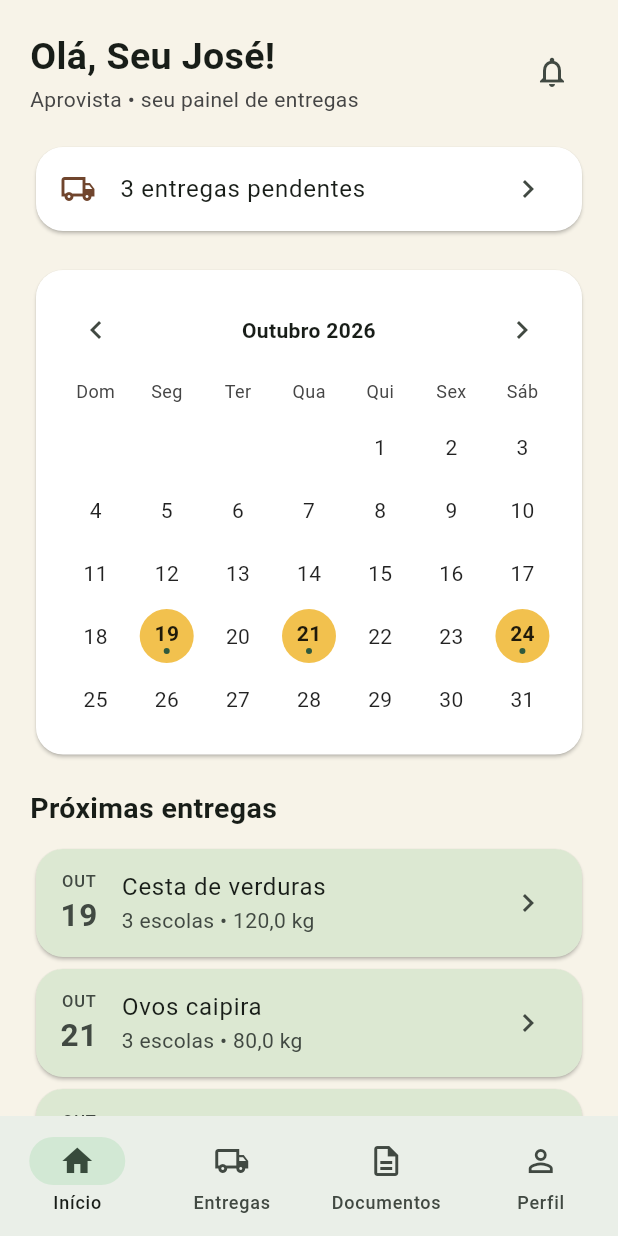
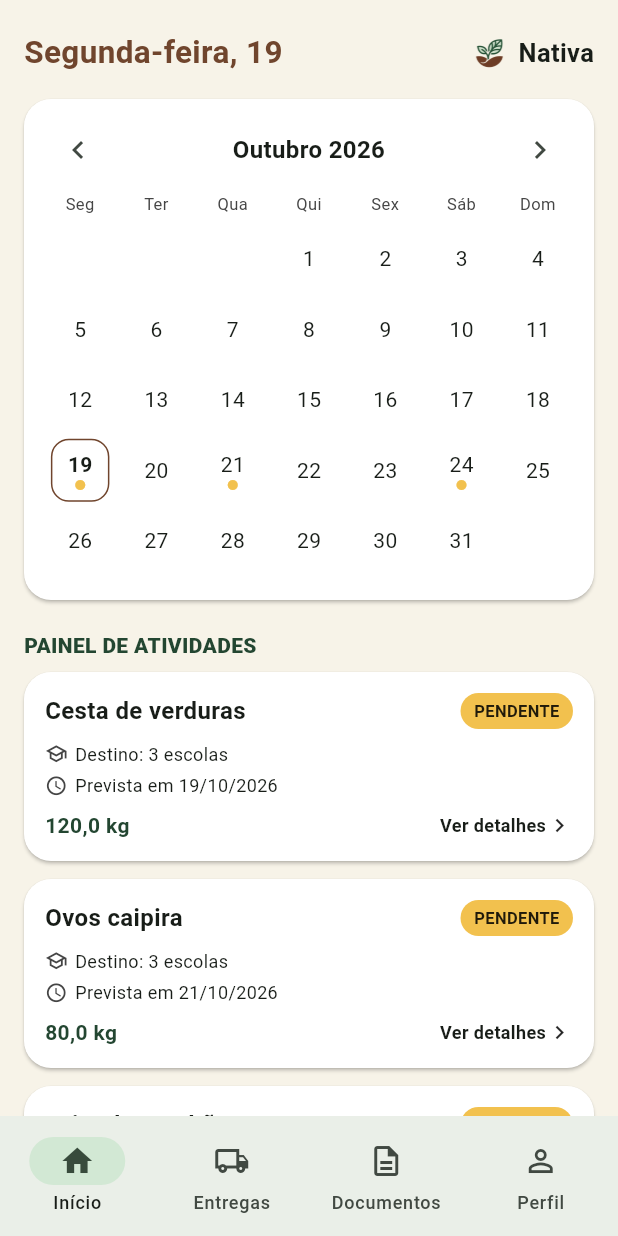
Before and after one commit to viniprati/hackathonif, a Flutter app: the AppShell screen opened directly with empty values, on a phone screen of 412 x 824 dp. Run offline on Flutter 3.47's test engine with Material 3 defaults, Android fonts, the phone set to English and light mode, and no system bars.

Commit message:
feat: redesenha inicio com painel de atividades

```diff
--- a/lib/ui/screens/app_shell.dart
+++ b/lib/ui/screens/app_shell.dart
@@ -26,6 +26,7 @@ class _AppShellState extends State<AppShell> {
             HomeScreen(
               viewModel: widget.viewModel,
               openDeliveries: () => setState(() => _index = 1),
+              openDocuments: () => setState(() => _index = 2),
             ),
             DeliveryScreen(viewModel: widget.viewModel),
             DocumentsScreen(viewModel: widget.viewModel),
--- a/lib/ui/screens/home_screen.dart
+++ b/lib/ui/screens/home_screen.dart
@@ -3,141 +3,125 @@ import 'package:flutter/material.dart';
 import '../../domain/models.dart';
 import '../theme.dart';
 import '../view_models/delivery_view_model.dart';
+import 'delivery_screen.dart';
 
-class HomeScreen extends StatelessWidget {
+class HomeScreen extends StatefulWidget {
   const HomeScreen({
     super.key,
     required this.viewModel,
     required this.openDeliveries,
+    required this.openDocuments,
   });
+
   final DeliveryViewModel viewModel;
   final VoidCallback openDeliveries;
+  final VoidCallback openDocuments;
+
+  @override
+  State<HomeScreen> createState() => _HomeScreenState();
+}
+
+class _HomeScreenState extends State<HomeScreen> {
+  DateTime? _selectedDate;
 
   @override
   Widget build(BuildContext context) => ListenableBuilder(
-        listenable: viewModel,
+        listenable: widget.viewModel,
         builder: (context, _) {
-          final pending = viewModel.deliveries
-              .where((delivery) => delivery.status == DeliveryStatus.pending)
+          final month = widget.viewModel.selectedMonth;
+          final deliveries = widget.viewModel.deliveries
+              .where((delivery) =>
+                  delivery.date.year == month.year &&
+                  delivery.date.month == month.month &&
+                  (_selectedDate == null ||
+                      DateUtils.isSameDay(delivery.date, _selectedDate)))
               .toList()
-            ..sort((a, b) => a.date.compareTo(b.date));
+            ..sort((a, b) {
+              if (a.status != b.status) {
+                return a.status == DeliveryStatus.pending ? -1 : 1;
+              }
+              return a.date.compareTo(b.date);
+            });
+
           return Center(
             child: ConstrainedBox(
-              constraints: const BoxConstraints(maxWidth: 760),
+              constraints: const BoxConstraints(maxWidth: 520),
               child: ListView(
-                padding: const EdgeInsets.all(20),
+                padding: const EdgeInsets.fromLTRB(16, 20, 16, 28),
                 children: [
-                  Row(
-                    children: [
+                  const _HomeHeader(),
+                  const SizedBox(height: 16),
+                  _CalendarCard(
+                    viewModel: widget.viewModel,
+                    selectedDate: _selectedDate,
+                    onDateSelected: (date) => setState(() {
+                      _selectedDate = DateUtils.isSameDay(_selectedDate, date)
+                          ? null
+                          : date;
+                    }),
+                    onMonthChanged: (offset) {
+                      setState(() => _selectedDate = null);
+                      widget.viewModel.changeMonth(offset);
+                    },
+                  ),
+                  const SizedBox(height: 20),
+                  Row(children: [
                     const Expanded(
-                        child: Column(
-                          crossAxisAlignment: CrossAxisAlignment.start,
-                          children: [
-                            Text(
-                              'Olá, Seu José!',
+                        child: Text('PAINEL DE ATIVIDADES',
                             style: TextStyle(
-                                fontSize: 25,
-                                fontWeight: FontWeight.bold,
-                              ),
-                            ),
-                            Text(
-                              'Aprovista • seu painel de entregas',
-                              style: TextStyle(color: NativaColors.gray),
-                            ),
-                          ],
-                        ),
-                      ),
-                      IconButton(
-                        tooltip: 'Ver entregas pendentes',
-                        onPressed: openDeliveries,
-                        icon: const Icon(Icons.notifications_outlined),
-                      ),
-                    ],
-                  ),
-                  const SizedBox(height: 18),
-                  Card(
-                    child: ListTile(
-                      onTap: openDeliveries,
-                      leading: const Icon(
-                        Icons.local_shipping_outlined,
-                        color: NativaColors.earth,
-                      ),
-                      title:
-                          Text('${viewModel.pendingCount} entregas pendentes'),
-                      trailing: const Icon(Icons.chevron_right),
-                    ),
-                  ),
-                  const SizedBox(height: 18),
+                                fontSize: 14,
+                                fontWeight: FontWeight.w800,
+                                color: NativaColors.darkGreen))),
+                    if (_selectedDate != null)
+                      TextButton(
+                          onPressed: () => setState(() => _selectedDate = null),
+                          child: const Text('Ver todo o mês')),
+                  ]),
+                  const SizedBox(height: 8),
+                  if (deliveries.isEmpty)
                     Card(
                         child: Padding(
-                      padding: const EdgeInsets.all(16),
-                      child: _Calendar(viewModel: viewModel),
+                      padding: const EdgeInsets.all(20),
+                      child: Text(_selectedDate == null
+                          ? 'Nenhuma entrega prevista neste mês.'
+                          : 'Nenhuma entrega prevista para este dia.'),
+                    )),
+                  for (final delivery in deliveries.take(3))
+                    _ActivityCard(
+                      delivery: delivery,
+                      onOpen: () =>
+                          Navigator.of(context).push(MaterialPageRoute<void>(
+                        builder: (_) => DeliveryDetails(
+                            viewModel: widget.viewModel,
+                            deliveryId: delivery.id),
+                      )),
                     ),
+                  if (deliveries.length > 3)
+                    TextButton.icon(
+                      onPressed: widget.openDeliveries,
+                      icon: const Icon(Icons.arrow_forward),
+                      label: Text('Ver todas as ${deliveries.length} entregas'),
                     ),
-                  const SizedBox(height: 18),
-                  const Text(
-                    'Próximas entregas',
-                    style: TextStyle(fontSize: 19, fontWeight: FontWeight.bold),
-                  ),
-                  const SizedBox(height: 10),
-                  if (pending.isEmpty)
-                    const Card(
-                      child: Padding(
-                        padding: EdgeInsets.all(20),
-                        child: Text('Todas as entregas foram concluídas.'),
-                      ),
-                    ),
-                  ...pending.take(3).map(
-                        (delivery) => Card(
-                          color: NativaColors.lightGreen,
-                          child: ListTile(
-                            onTap: openDeliveries,
-                            leading: Column(
-                              mainAxisAlignment: MainAxisAlignment.center,
-                              mainAxisSize: MainAxisSize.min,
-                              children: [
-                                Text(
-                                  monthNames[delivery.date.month - 1]
-                                      .substring(0, 3)
-                                      .toUpperCase(),
-                                  style: const TextStyle(fontSize: 11),
-                                ),
-                                Text(
-                                  '${delivery.date.day}',
-                                  style: const TextStyle(
-                                    fontSize: 21,
-                                    fontWeight: FontWeight.bold,
-                                  ),
-                                ),
-                              ],
-                            ),
-                            title: Text(delivery.product),
-                            subtitle: Text(
-                              '${delivery.schoolCount} escolas • ${formatKg(delivery.distributedKg)}',
-                            ),
-                            trailing: const Icon(Icons.chevron_right),
-                          ),
-                        ),
-                      ),
-                  const SizedBox(height: 16),
-                  Row(
-                    children: [
+                  const SizedBox(height: 8),
+                  Row(children: [
                     Expanded(
-                        child: _StatCard(
-                          label: 'Rateado',
-                          value: formatKg(viewModel.totalDistributedKg),
-                          icon: Icons.inventory_2_outlined,
-                        ),
-                      ),
+                        child: _ShortcutCard(
+                            icon: Icons.local_shipping_outlined,
+                            label: 'ENTREGAS A FAZER',
+                            onTap: widget.openDeliveries)),
                     const SizedBox(width: 12),
                     Expanded(
-                        child: _StatCard(
-                          label: 'Escolas',
-                          value: '${viewModel.totalSchools}',
-                          icon: Icons.school_outlined,
-                        ),
-                      ),
-                    ],
+                        child: _ShortcutCard(
+                            icon: Icons.inventory_2_outlined,
+                            label: 'CONTROLE DE LOTES',
+                            onTap: widget.openDocuments)),
+                  ]),
+                  const SizedBox(height: 14),
+                  Text(
+                    '${widget.viewModel.pendingCount} entregas pendentes  •  ${formatKg(widget.viewModel.totalDistributedKg)} rateados',
+                    textAlign: TextAlign.center,
+                    style:
+                        const TextStyle(fontSize: 12, color: NativaColors.gray),
                   ),
                 ],
               ),
@@ -147,154 +131,314 @@ class HomeScreen extends StatelessWidget {
       );
 }
 
-class _StatCard extends StatelessWidget {
-  const _StatCard({
-    required this.label,
-    required this.value,
-    required this.icon,
-  });
-  final String label;
-  final String value;
-  final IconData icon;
+class _HomeHeader extends StatelessWidget {
+  const _HomeHeader();
 
   @override
-  Widget build(BuildContext context) => Card(
-        child: Padding(
-          padding: const EdgeInsets.all(16),
-          child: Column(
-            crossAxisAlignment: CrossAxisAlignment.start,
-            children: [
-              Icon(icon, color: NativaColors.green),
-              const SizedBox(height: 10),
-              Text(
-                value,
-                style:
-                    const TextStyle(fontSize: 20, fontWeight: FontWeight.bold),
-              ),
-              Text(label, style: const TextStyle(color: NativaColors.gray)),
-            ],
-          ),
-        ),
-      );
+  Widget build(BuildContext context) {
+    final today = DateTime.now();
+    const weekdays = [
+      'Segunda-feira',
+      'Terça-feira',
+      'Quarta-feira',
+      'Quinta-feira',
+      'Sexta-feira',
+      'Sábado',
+      'Domingo'
+    ];
+    return Row(children: [
+      Expanded(
+          child: Text('${weekdays[today.weekday - 1]}, ${today.day}',
+              style: const TextStyle(
+                  fontSize: 21,
+                  fontWeight: FontWeight.w700,
+                  color: NativaColors.earth))),
+      Image.asset('assets/images/nativa_logo.png',
+          width: 29, height: 29, semanticLabel: 'Logo Nativa'),
+      const SizedBox(width: 5),
+      const Text('Nativa',
+          style: TextStyle(fontSize: 17, fontWeight: FontWeight.w600)),
+    ]);
+  }
 }
 
-class _Calendar extends StatelessWidget {
-  const _Calendar({required this.viewModel});
+class _CalendarCard extends StatelessWidget {
+  const _CalendarCard(
+      {required this.viewModel,
+      required this.selectedDate,
+      required this.onDateSelected,
+      required this.onMonthChanged});
+
   final DeliveryViewModel viewModel;
+  final DateTime? selectedDate;
+  final ValueChanged<DateTime> onDateSelected;
+  final ValueChanged<int> onMonthChanged;
 
   @override
   Widget build(BuildContext context) {
     final month = viewModel.selectedMonth;
-    final first = DateTime(month.year, month.month, 1);
     final days = DateTime(month.year, month.month + 1, 0).day;
-    final offset = first.weekday % 7;
+    final offset = DateTime(month.year, month.month).weekday - 1;
     final events = viewModel.deliveries
-        .where(
-          (delivery) =>
+        .where((delivery) =>
             delivery.date.year == month.year &&
-              delivery.date.month == month.month,
-        )
+            delivery.date.month == month.month)
         .toList();
     final today = DateTime.now();
-    return Column(
-      children: [
-        Row(
-          children: [
+    final monthName = monthNames[month.month - 1];
+
+    return Card(
+      margin: EdgeInsets.zero,
+      child: Padding(
+        padding: const EdgeInsets.fromLTRB(12, 10, 12, 16),
+        child: Column(children: [
+          Row(children: [
             IconButton(
                 tooltip: 'Mês anterior',
-              onPressed: () => viewModel.changeMonth(-1),
-              icon: const Icon(Icons.chevron_left),
-            ),
+                onPressed: () => onMonthChanged(-1),
+                icon: const Icon(Icons.chevron_left)),
             Expanded(
                 child: Text(
-                '${monthNames[month.month - 1][0].toUpperCase()}${monthNames[month.month - 1].substring(1)} ${month.year}',
+                    '${monthName[0].toUpperCase()}${monthName.substring(1)} ${month.year}',
                     textAlign: TextAlign.center,
-                style: const TextStyle(fontWeight: FontWeight.bold),
-              ),
-            ),
+                    style: const TextStyle(
+                        fontSize: 16, fontWeight: FontWeight.w700))),
             IconButton(
                 tooltip: 'Próximo mês',
-              onPressed: () => viewModel.changeMonth(1),
-              icon: const Icon(Icons.chevron_right),
-            ),
-          ],
-        ),
-        const SizedBox(height: 8),
-        Row(
-          children: [
-            for (final day in ['Dom', 'Seg', 'Ter', 'Qua', 'Qui', 'Sex', 'Sáb'])
+                onPressed: () => onMonthChanged(1),
+                icon: const Icon(Icons.chevron_right)),
+          ]),
+          const SizedBox(height: 4),
+          Row(children: [
+            for (final day in ['Seg', 'Ter', 'Qua', 'Qui', 'Sex', 'Sáb', 'Dom'])
               Expanded(
-                child: Center(
-                  child: Text(
-                    day,
-                    style: TextStyle(fontSize: 12, color: NativaColors.gray),
-                  ),
-                ),
-              ),
-          ],
-        ),
-        const SizedBox(height: 8),
+                  child: Text(day,
+                      textAlign: TextAlign.center,
+                      style: const TextStyle(
+                          fontSize: 11, color: NativaColors.gray))),
+          ]),
+          const SizedBox(height: 5),
           GridView.builder(
             shrinkWrap: true,
             physics: const NeverScrollableScrollPhysics(),
             itemCount: ((offset + days + 6) ~/ 7) * 7,
             gridDelegate: const SliverGridDelegateWithFixedCrossAxisCount(
-            crossAxisCount: 7,
-            mainAxisExtent: 42,
-          ),
+                crossAxisCount: 7, mainAxisExtent: 47),
             itemBuilder: (context, index) {
               final day = index - offset + 1;
               if (day < 1 || day > days) return const SizedBox.shrink();
-            final event = events
+              final date = DateTime(month.year, month.month, day);
+              final dayEvents = events
                   .where((delivery) => delivery.date.day == day)
-                .firstOrNull;
-            final isToday = today.year == month.year &&
-                today.month == month.month &&
-                today.day == day;
-            return Center(
+                  .take(3)
+                  .toList();
+              final selected = DateUtils.isSameDay(date, selectedDate);
+              final isToday = DateUtils.isSameDay(date, today);
+              return Semantics(
+                button: true,
+                selected: selected,
+                label: '$day de $monthName, ${dayEvents.length} entregas',
+                child: InkWell(
+                  borderRadius: BorderRadius.circular(22),
+                  onTap: () => onDateSelected(date),
+                  child: Center(
                       child: Container(
-                width: 36,
-                height: 36,
+                    width: 39,
+                    height: 42,
                     decoration: BoxDecoration(
-                  shape: BoxShape.circle,
-                  color: event != null
-                      ? (event.status == DeliveryStatus.completed
-                          ? NativaColors.lightGreen
-                          : NativaColors.yellow)
-                      : (isToday
-                          ? NativaColors.terracotta
-                          : Colors.transparent),
+                      borderRadius: BorderRadius.circular(12),
+                      color: selected
+                          ? NativaColors.yellow.withValues(alpha: 0.35)
+                          : Colors.transparent,
+                      border: isToday
+                          ? Border.all(color: NativaColors.earth)
+                          : null,
                     ),
                     child: Column(
                         mainAxisAlignment: MainAxisAlignment.center,
                         children: [
-                    Text(
-                      '$day',
+                          Text('$day',
                               style: TextStyle(
-                        fontWeight: event != null || isToday
+                                  fontWeight: selected || isToday
                                       ? FontWeight.bold
-                            : FontWeight.normal,
-                        color: isToday && event == null
-                            ? Colors.white
-                            : Colors.black87,
-                      ),
-                    ),
-                    if (event != null)
-                      Container(
-                        width: 4,
-                        height: 4,
-                        decoration: const BoxDecoration(
-                          shape: BoxShape.circle,
-                          color: NativaColors.green,
-                        ),
-                      ),
-                  ],
-                ),
+                                      : FontWeight.normal)),
+                          if (dayEvents.isNotEmpty)
+                            Row(
+                                mainAxisAlignment: MainAxisAlignment.center,
+                                children: [
+                                  for (final delivery in dayEvents)
+                                    _CalendarMarker(delivery: delivery),
+                                ]),
+                        ]),
+                  )),
                 ),
               );
             },
           ),
-      ],
+        ]),
+      ),
     );
   }
 }
+
+class _CalendarMarker extends StatelessWidget {
+  const _CalendarMarker({required this.delivery});
+  final Delivery delivery;
+
+  @override
+  Widget build(BuildContext context) {
+    final completed = delivery.status == DeliveryStatus.completed;
+    final late = !completed &&
+        DateUtils.dateOnly(delivery.date)
+            .isBefore(DateUtils.dateOnly(DateTime.now()));
+    return Padding(
+      padding: const EdgeInsets.symmetric(horizontal: 1),
+      child: Icon(
+        completed
+            ? Icons.check_circle
+            : late
+                ? Icons.error
+                : Icons.circle,
+        size: completed || late ? 10 : 8,
+        color: completed
+            ? NativaColors.green
+            : late
+                ? NativaColors.terracotta
+                : NativaColors.yellow,
+      ),
+    );
+  }
+}
+
+class _ActivityCard extends StatelessWidget {
+  const _ActivityCard({required this.delivery, required this.onOpen});
+  final Delivery delivery;
+  final VoidCallback onOpen;
+
+  @override
+  Widget build(BuildContext context) {
+    final completed = delivery.status == DeliveryStatus.completed;
+    final late = !completed &&
+        DateUtils.dateOnly(delivery.date)
+            .isBefore(DateUtils.dateOnly(DateTime.now()));
+    return Card(
+      margin: const EdgeInsets.only(bottom: 12),
+      color: completed ? NativaColors.lightGreen : Colors.white,
+      child: InkWell(
+        onTap: onOpen,
+        borderRadius: BorderRadius.circular(18),
+        child: Padding(
+          padding: const EdgeInsets.all(14),
+          child:
+              Column(crossAxisAlignment: CrossAxisAlignment.start, children: [
+            Row(crossAxisAlignment: CrossAxisAlignment.start, children: [
+              Expanded(
+                  child: Text(delivery.product,
+                      style: const TextStyle(
+                          fontSize: 16, fontWeight: FontWeight.w700))),
+              _ActivityBadge(
+                text: completed
+                    ? 'ENTREGUE'
+                    : late
+                        ? 'ATRASADA'
+                        : 'PENDENTE',
+                color: completed
+                    ? NativaColors.green
+                    : late
+                        ? NativaColors.terracotta
+                        : NativaColors.yellow,
+                lightText: completed || late,
+              ),
+            ]),
+            const SizedBox(height: 8),
+            _ActivityDetail(
+                icon: Icons.school_outlined,
+                text: 'Destino: ${delivery.schoolCount} escolas'),
+            const SizedBox(height: 4),
+            _ActivityDetail(
+                icon: Icons.schedule_outlined,
+                text:
+                    '${completed ? 'Concluída' : 'Prevista'} em ${formatDate(delivery.date)}'),
+            const SizedBox(height: 8),
+            Row(children: [
+              Text(formatKg(delivery.distributedKg),
+                  style: const TextStyle(
+                      fontWeight: FontWeight.w700,
+                      color: NativaColors.darkGreen)),
+              const Spacer(),
+              const Text('Ver detalhes',
+                  style: TextStyle(fontSize: 12, fontWeight: FontWeight.w600)),
+              const Icon(Icons.chevron_right, size: 18),
+            ]),
+          ]),
+        ),
+      ),
+    );
+  }
+}
+
+class _ActivityBadge extends StatelessWidget {
+  const _ActivityBadge(
+      {required this.text, required this.color, required this.lightText});
+  final String text;
+  final Color color;
+  final bool lightText;
+
+  @override
+  Widget build(BuildContext context) => Container(
+        padding: const EdgeInsets.symmetric(horizontal: 9, vertical: 4),
+        decoration: BoxDecoration(
+            color: color, borderRadius: BorderRadius.circular(16)),
+        child: Text(text,
+            style: TextStyle(
+                color: lightText ? Colors.white : Colors.black87,
+                fontSize: 11,
+                fontWeight: FontWeight.bold)),
+      );
+}
+
+class _ActivityDetail extends StatelessWidget {
+  const _ActivityDetail({required this.icon, required this.text});
+  final IconData icon;
+  final String text;
+
+  @override
+  Widget build(BuildContext context) => Row(children: [
+        Icon(icon, size: 15, color: NativaColors.gray),
+        const SizedBox(width: 5),
+        Flexible(child: Text(text, style: const TextStyle(fontSize: 12))),
+      ]);
+}
+
+class _ShortcutCard extends StatelessWidget {
+  const _ShortcutCard(
+      {required this.icon, required this.label, required this.onTap});
+  final IconData icon;
+  final String label;
+  final VoidCallback onTap;
+
+  @override
+  Widget build(BuildContext context) => Card(
+        margin: EdgeInsets.zero,
+        child: InkWell(
+          onTap: onTap,
+          borderRadius: BorderRadius.circular(18),
+          child: SizedBox(
+            height: 112,
+            child: Padding(
+              padding: const EdgeInsets.all(12),
+              child: Column(
+                  mainAxisAlignment: MainAxisAlignment.center,
+                  children: [
+                    Icon(icon, color: NativaColors.earth, size: 27),
+                    const SizedBox(height: 8),
+                    Text(label,
+                        textAlign: TextAlign.center,
+                        style: const TextStyle(
+                            fontSize: 12, fontWeight: FontWeight.bold)),
+                  ]),
+            ),
+          ),
+        ),
+      );
+}
```
Also changed, not shown: 2 other files. Lines whose indentation alone changed are shown as unchanged.
